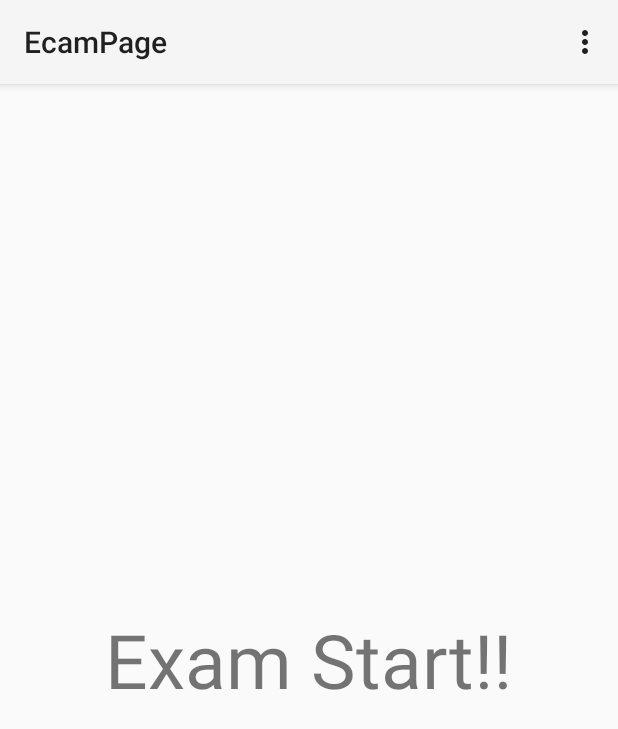
After one commit to tams1993/Scanner, an Android app: the ExamPage screen opened directly, with no data from a screen before it, on a phone screen of 412 x 824 dp. The commit adds this screen. Shown: the top 729 px of the screen. Run offline under Robolectric (Android 15) with nearby library versions, the phone set to English and light mode, and no system bars.

Commit message:
Update 1

```diff
--- a/app/src/main/AndroidManifest.xml
+++ b/app/src/main/AndroidManifest.xml
@@ -21,13 +21,17 @@
             </intent-filter>
         </activity>
         <activity
-            android:name=".ScannerActivity"
+            android:name=".Scanner.ScannerActivity"
             android:label="@string/title_activity_scanner" >
         </activity>
         <activity
             android:name=".generator.GenerateQRCodeActivity"
             android:label="@string/title_activity_generator" >
         </activity>
+        <activity
+            android:name=".Scanner.ExamPage"
+            android:label="@string/title_activity_ecam_page" >
+        </activity>
     </application>
 
 </manifest>
--- a/app/src/main/java/com/example/tams1993/scanner/Main2Activity.java
+++ b/app/src/main/java/com/example/tams1993/scanner/Main2Activity.java
@@ -8,6 +8,7 @@
 import android.view.View;
 import android.widget.Button;
 
+import com.example.tams1993.scanner.Scanner.ScannerActivity;
 import com.example.tams1993.scanner.generator.GenerateQRCodeActivity;
 
 
--- /dev/null
+++ b/app/src/main/java/com/example/tams1993/scanner/Scanner/ExamPage.java
@@ -0,0 +1,40 @@
+package com.example.tams1993.scanner.Scanner;
+
+import android.app.Activity;
+import android.os.Bundle;
+import android.view.Menu;
+import android.view.MenuItem;
+
+import com.example.tams1993.scanner.R;
+
+public class ExamPage extends Activity {
+
+    @Override
+    protected void onCreate(Bundle savedInstanceState) {
+        super.onCreate(savedInstanceState);
+        setContentView(R.layout.activity_ecam_page);
+    }
+
+
+    @Override
+    public boolean onCreateOptionsMenu(Menu menu) {
+        // Inflate the menu; this adds items to the action bar if it is present.
+        getMenuInflater().inflate(R.menu.menu_ecam_page, menu);
+        return true;
+    }
+
+    @Override
+    public boolean onOptionsItemSelected(MenuItem item) {
+        // Handle action bar item clicks here. The action bar will
+        // automatically handle clicks on the Home/Up button, so long
+        // as you specify a parent activity in AndroidManifest.xml.
+        int id = item.getItemId();
+
+        //noinspection SimplifiableIfStatement
+        if (id == R.id.action_settings) {
+            return true;
+        }
+
+        return super.onOptionsItemSelected(item);
+    }
+}
--- /dev/null
+++ b/app/src/main/res/layout/activity_ecam_page.xml
@@ -0,0 +1,15 @@
+<RelativeLayout xmlns:android="http://schemas.android.com/apk/res/android"
+    xmlns:tools="http://schemas.android.com/tools" android:layout_width="match_parent"
+    android:layout_height="match_parent" android:paddingLeft="@dimen/activity_horizontal_margin"
+    android:paddingRight="@dimen/activity_horizontal_margin"
+    android:paddingTop="@dimen/activity_vertical_margin"
+    android:paddingBottom="@dimen/activity_vertical_margin"
+    tools:context="com.example.tams1993.scanner.Scanner.ExamPage">
+
+    <TextView android:text="Exam Start!!" android:layout_width="wrap_content"
+        android:layout_height="wrap_content"
+        android:textSize="50dp"
+        android:layout_centerVertical="true"
+        android:layout_centerHorizontal="true" />
+
+</RelativeLayout>
--- /dev/null
+++ b/app/src/main/res/menu/menu_ecam_page.xml
@@ -0,0 +1,6 @@
+<menu xmlns:android="http://schemas.android.com/apk/res/android"
+    xmlns:tools="http://schemas.android.com/tools"
+    tools:context="com.example.tams1993.scanner.Scanner.ExamPage">
+    <item android:id="@+id/action_settings" android:title="@string/action_settings"
+        android:orderInCategory="100" android:showAsAction="never" />
+</menu>
--- a/app/src/main/res/values/strings.xml
+++ b/app/src/main/res/values/strings.xml
@@ -5,4 +5,5 @@
     <string name="action_settings">Settings</string>
     <string name="title_activity_scanner">ScannerActivity</string>
     <string name="title_activity_generator">GeneratorActivity</string>
+    <string name="title_activity_ecam_page">EcamPage</string>
 </resources>
```
Also changed, not shown: app/src/main/java/com/example/tams1993/scanner/Scanner/ScannerActivity.java (renamed from app/src/main/java/com/example/tams1993/scanner/ScannerActivity.java, +20 -7 lines), app/src/main/java/com/example/tams1993/scanner/generator/GenerateQRCodeActivity.java (+6 -5 lines).
